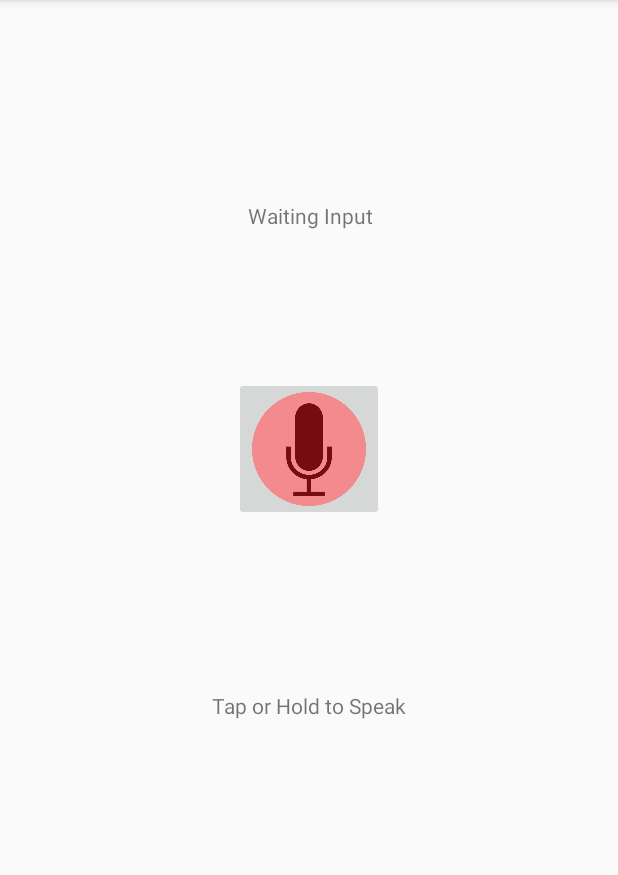
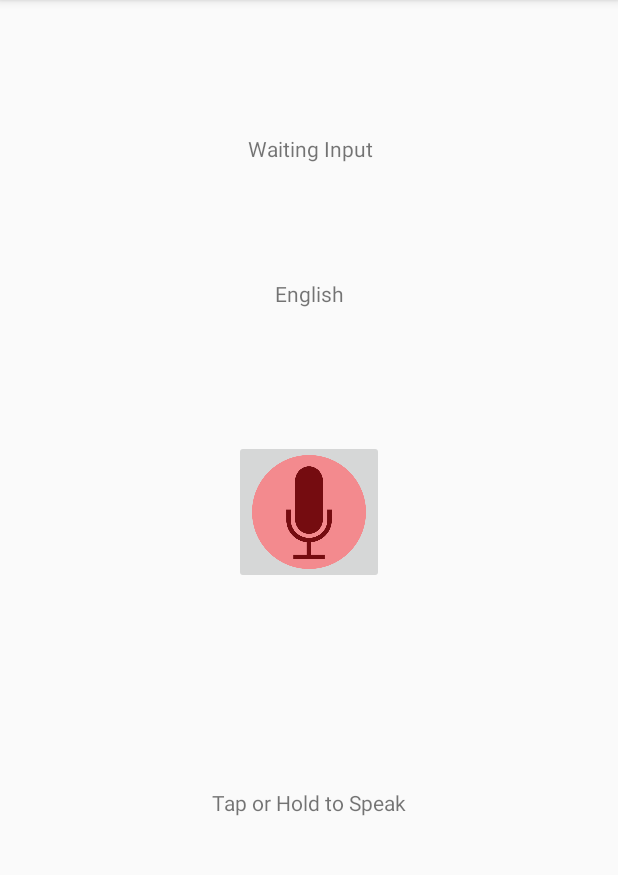
Before and after one commit to smdaziz/android-speech-recognizer, an Android app: the screen it shows after launch (MainActivity), after a tap on an icon or button, on a phone screen of 412 x 824 dp, the part 84-959 px from its top. Run offline under Robolectric (Android 15) with nearby library versions, the phone set to English and light mode, and no system bars; libraries missing offline, so code that uses them is left out: com.google.cloud.translate.

Commit message:
added code to translate - tried both apache tika and google cloud translate APIs

```diff
--- a/app/src/main/java/com/example/speechrecognizer/MainActivity.java
+++ b/app/src/main/java/com/example/speechrecognizer/MainActivity.java
@@ -9,12 +9,17 @@ import android.view.View;
 import android.widget.TextView;
 import android.widget.Toast;
 
+import com.google.cloud.translate.Detection;
+import com.google.cloud.translate.Translate;
+import com.google.cloud.translate.TranslateOptions;
+import com.google.common.collect.ImmutableList;
+
 import java.util.List;
-import java.util.Locale;
 
 public class MainActivity extends AppCompatActivity {
 
-    private TextView result;
+    private TextView speechResult;
+    private TextView languageResult;
 
     @Override
     protected void onCreate(Bundle savedInstanceState) {
@@ -24,7 +29,8 @@ public class MainActivity extends AppCompatActivity {
 
     public void onButtonClick(View view) {
         if(view.getId() == R.id.micButton) {
-            result = (TextView) findViewById(R.id.speechText);
+            speechResult = (TextView) findViewById(R.id.speechText);
+            languageResult = (TextView) findViewById(R.id.languageText);
             promptSpeechInput();
         }
     }
@@ -50,9 +56,18 @@ public class MainActivity extends AppCompatActivity {
             case 100:
                 if(resultCode == RESULT_OK && intent != null) {
                     List<String> speechResult = intent.getStringArrayListExtra(RecognizerIntent.EXTRA_RESULTS);
-                    result.setText(speechResult.get(0));
+                    this.speechResult.setText(speechResult.get(0));
+//                    LanguageIdentifier languageIdentifier = new LanguageIdentifier(speechResult.get(0));
+//                    this.languageResult.setText(languageIdentifier.getLanguage());
+                    Translate translate = TranslateOptions.newBuilder().build().getService();
+                    String detectedLanguages = "";
+                    List<Detection> detections = translate.detect(ImmutableList.of(speechResult.get(0)));
+                    for(Detection detection : detections) {
+                        detectedLanguages += detection.getLanguage() + " - ";
+                    }
+                    this.languageResult.setText(detectedLanguages);
                 }
-//                break;
+//              break;
         }
     }
 
--- a/app/src/main/res/layout/activity_main.xml
+++ b/app/src/main/res/layout/activity_main.xml
@@ -11,7 +11,7 @@
         android:layout_width="wrap_content"
         android:layout_height="wrap_content"
         android:layout_marginRight="163dp"
-        android:layout_marginTop="134dp"
+        android:layout_marginTop="89dp"
         android:text="Waiting Input"
         app:layout_constraintRight_toRightOf="parent"
         app:layout_constraintTop_toTopOf="parent"
@@ -33,8 +33,8 @@
         app:layout_constraintLeft_toLeftOf="parent"
         app:layout_constraintRight_toRightOf="parent"
         app:srcCompat="@drawable/mic"
-        android:layout_marginTop="98dp"
-        app:layout_constraintTop_toBottomOf="@+id/speechText" />
+        android:layout_marginTop="88dp"
+        app:layout_constraintTop_toBottomOf="@+id/languageText" />
 
     <TextView
         android:id="@+id/micButtonText"
@@ -49,5 +49,17 @@
         app:layout_constraintLeft_toLeftOf="parent"
         app:layout_constraintRight_toRightOf="parent"
         app:layout_constraintTop_toBottomOf="@+id/micButton"
-        app:layout_constraintVertical_bias="0.273" />
+        app:layout_constraintVertical_bias="0.373" />
+
+    <TextView
+        android:id="@+id/languageText"
+        android:layout_width="wrap_content"
+        android:layout_height="wrap_content"
+        android:layout_marginLeft="8dp"
+        android:layout_marginRight="8dp"
+        android:layout_marginTop="77dp"
+        android:text="English"
+        app:layout_constraintLeft_toLeftOf="parent"
+        app:layout_constraintRight_toRightOf="parent"
+        app:layout_constraintTop_toBottomOf="@+id/speechText" />
 </android.support.constraint.ConstraintLayout>
```
Also changed, not shown: app/build.gradle (+10 -0 lines).
